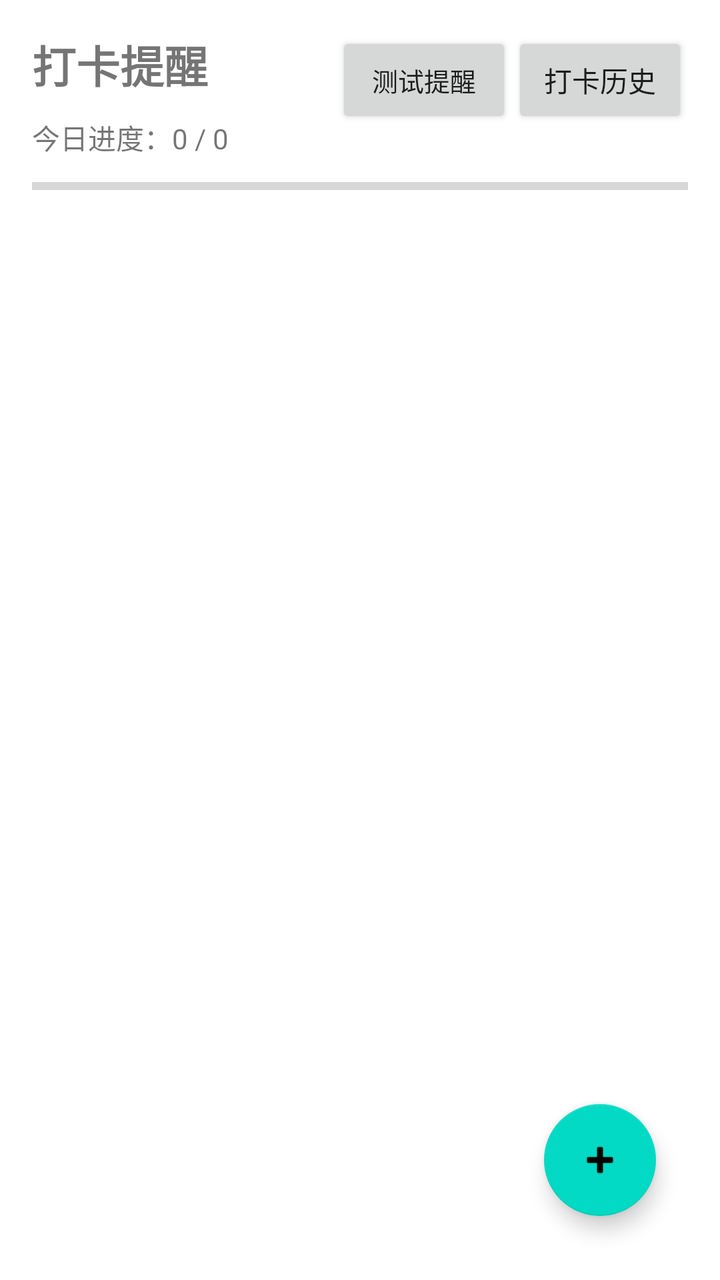
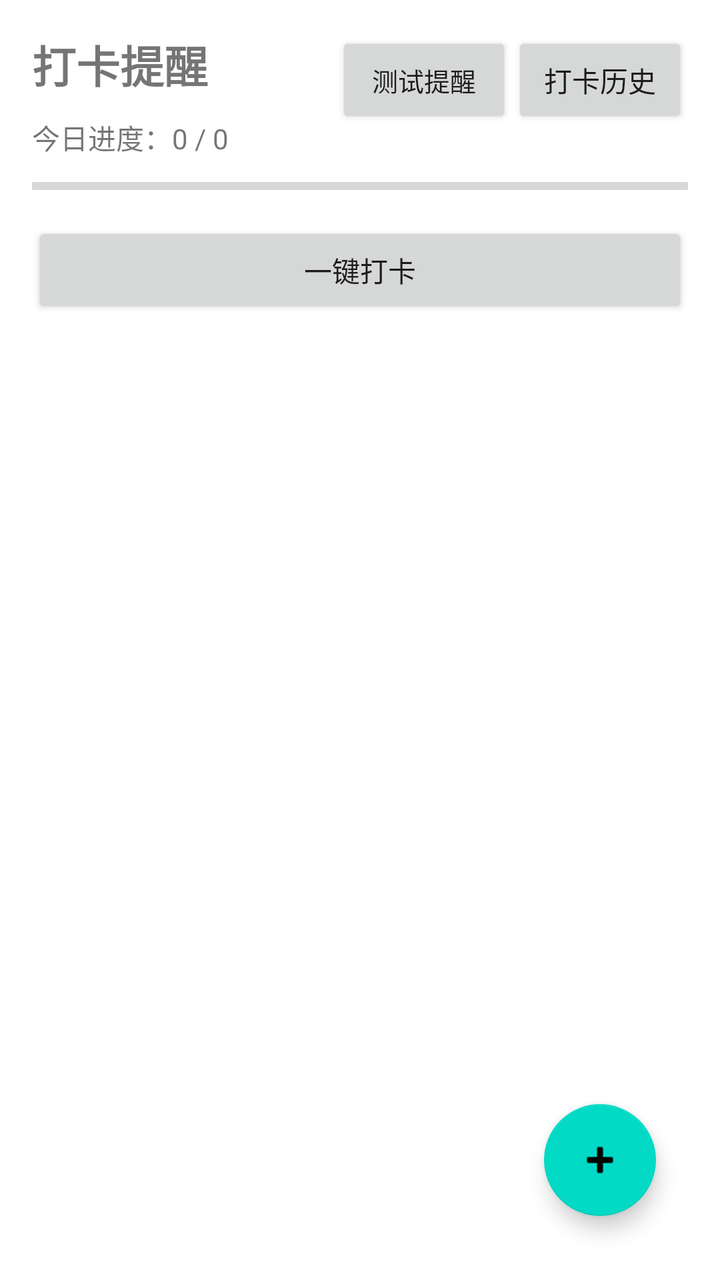

Two renders of the same Android screen: before a commit and after it. Below are the layout's source before the change and the commit's diff.
<!-- AndroidManifest.xml: application theme Theme.ClockInReminder -->
<!-- res/layout/activity_main.xml -->
<?xml version="1.0" encoding="utf-8"?>
<androidx.constraintlayout.widget.ConstraintLayout
    xmlns:android="http://schemas.android.com/apk/res/android"
    xmlns:app="http://schemas.android.com/apk/res-auto"
    android:padding="16dp"
    android:layout_width="match_parent"
    android:layout_height="match_parent">

    <TextView
        android:id="@+id/tvTitle"
        android:text="@string/app_name"
        android:textSize="22sp"
        android:textStyle="bold"
        android:layout_width="wrap_content"
        android:layout_height="wrap_content"
        app:layout_constraintTop_toTopOf="parent"
        app:layout_constraintStart_toStartOf="parent"/>

    <Button
        android:id="@+id/btnTest"
        android:text="测试提醒"
        android:textSize="13sp"
        android:layout_width="wrap_content"
        android:layout_height="wrap_content"
        app:layout_constraintTop_toTopOf="parent"
        app:layout_constraintEnd_toStartOf="@id/btnHistory"/>

    <Button
        android:id="@+id/btnHistory"
        android:text="打卡历史"
        android:layout_width="wrap_content"
        android:layout_height="wrap_content"
        app:layout_constraintTop_toTopOf="parent"
        app:layout_constraintEnd_toEndOf="parent"/>

    
    <TextView
        android:id="@+id/tvTodayProgress"
        android:textSize="14sp"
        android:text="今日进度：0 / 0"
        android:layout_marginTop="10dp"
        android:layout_width="wrap_content"
        android:layout_height="wrap_content"
        app:layout_constraintTop_toBottomOf="@id/tvTitle"
        app:layout_constraintStart_toStartOf="parent"/>

    <ProgressBar
        android:id="@+id/progressToday"
        style="?android:attr/progressBarStyleHorizontal"
        android:max="100"
        android:progress="0"
        android:layout_marginTop="6dp"
        android:layout_width="0dp"
        android:layout_height="wrap_content"
        app:layout_constraintTop_toBottomOf="@id/tvTodayProgress"
        app:layout_constraintStart_toStartOf="parent"
        app:layout_constraintEnd_toEndOf="parent"/>

    <androidx.recyclerview.widget.RecyclerView
        android:id="@+id/recyclerTasks"
        android:layout_marginTop="16dp"
        android:layout_width="match_parent"
        android:layout_height="0dp"
        android:paddingBottom="88dp"
        android:clipToPadding="false"
        app:layout_constraintTop_toBottomOf="@id/progressToday"
        app:layout_constraintBottom_toBottomOf="parent"/>

    <com.google.android.material.floatingactionbutton.FloatingActionButton
        android:id="@+id/fabAdd"
        android:contentDescription="添加任务"
        android:src="@android:drawable/ic_input_add"
        android:layout_width="wrap_content"
        android:layout_height="wrap_content"
        app:layout_constraintBottom_toBottomOf="parent"
        app:layout_constraintEnd_toEndOf="parent"
        android:layout_margin="16dp"/>

</androidx.constraintlayout.widget.ConstraintLayout>
<!-- resources referenced by this layout -->
<resources>
  <string name="app_name">打卡提醒</string>
  <style name="Theme.ClockInReminder" parent="Theme.MaterialComponents.DayNight.NoActionBar">
          <item name="colorPrimary">@color/purple_500</item>
          <item name="colorPrimaryDark">@color/purple_700</item>
          <item name="colorAccent">@color/teal_200</item>
      </style>
  <color name="purple_500">#6200EE</color>
  <color name="purple_700">#3700B3</color>
  <color name="teal_200">#03DAC5</color>
</resources>

<!-- the commit's change to res/layout/activity_main.xml (unified diff, before → after) -->
@@ -56,6 +56,18 @@
         app:layout_constraintStart_toStartOf="parent"
         app:layout_constraintEnd_toEndOf="parent"/>
 
+    
+    <Button
+        android:id="@+id/btnCheckAll"
+        android:text="一键打卡"
+        android:textSize="14sp"
+        android:layout_marginTop="10dp"
+        android:layout_width="0dp"
+        android:layout_height="wrap_content"
+        app:layout_constraintTop_toBottomOf="@id/progressToday"
+        app:layout_constraintStart_toStartOf="parent"
+        app:layout_constraintEnd_toEndOf="parent"/>
+
     <androidx.recyclerview.widget.RecyclerView
         android:id="@+id/recyclerTasks"
         android:layout_marginTop="16dp"
@@ -63,7 +75,7 @@
         android:layout_height="0dp"
         android:paddingBottom="88dp"
         android:clipToPadding="false"
-        app:layout_constraintTop_toBottomOf="@id/progressToday"
+        app:layout_constraintTop_toBottomOf="@id/btnCheckAll"
         app:layout_constraintBottom_toBottomOf="parent"/>
 
     <com.google.android.material.floatingactionbutton.FloatingActionButton
